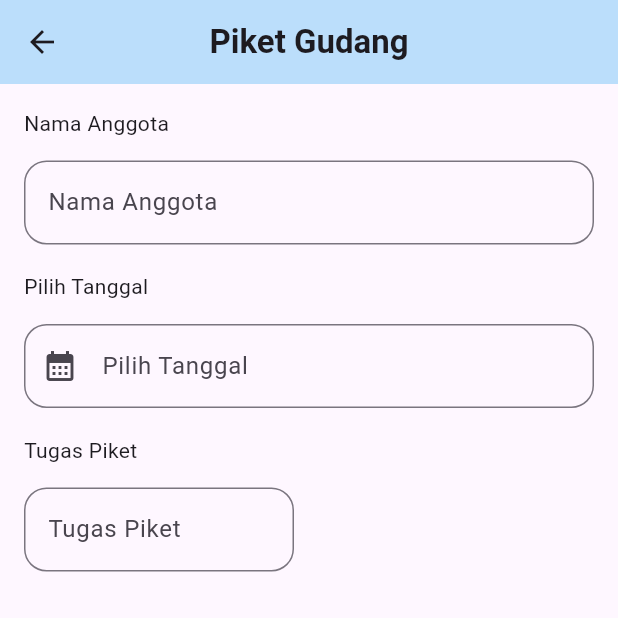
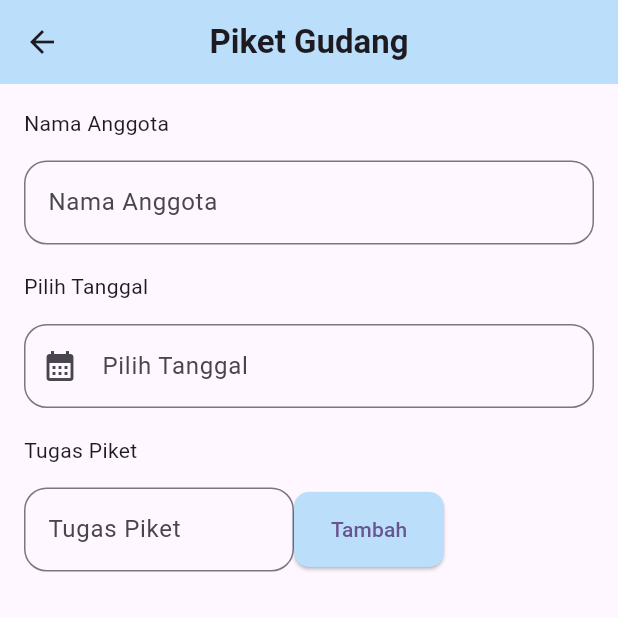
Before and after one commit to namira121/20220140081_UCP1Flutter, a Flutter app: the DataPiket screen opened directly with empty values, on a phone screen of 412 x 824 dp, the top half of it. Run offline on Flutter 3.47's test engine with Material 3 defaults, Android fonts, the phone set to English and light mode, and no system bars.

Commit message:
membuat fungsi adddata dan membuat button tambah

```diff
--- a/lib/data_piket.dart
+++ b/lib/data_piket.dart
@@ -15,6 +15,8 @@ class _DataPiketState extends State<DataPiket> {
   final TextEditingController emailController = TextEditingController();
   final TextEditingController tanggalController = TextEditingController();
   final TextEditingController tugasController = TextEditingController();
+  List<Map<String,String>> listTugas = [];
+
 
   // @override
   // void initState() {
@@ -22,6 +24,16 @@ class _DataPiketState extends State<DataPiket> {
   //   super.initState();
   //   emailController = TextEditingController(text: widget.email);
   // }
+  void addData(){
+    setState(() {
+      listTugas.add({
+        "task" : tugasController.text,
+        "date" : tanggalController.text,
+      });
+      tugasController.clear();
+      tanggalController.clear();
+    });
+  }
 
   DateTime selectedDate = DateTime.now();
 
@@ -102,7 +114,19 @@ class _DataPiketState extends State<DataPiket> {
                       ),
                       constraints: BoxConstraints.tightFor(width: 180)
                     ),
-                  )
+                  ),
+                  ElevatedButton(
+                    style: ElevatedButton.styleFrom(
+                      backgroundColor: Colors.blue.shade100,
+                      shape: RoundedRectangleBorder(
+                        borderRadius: BorderRadius.circular(10)
+                      ),
+                      fixedSize: Size(100, 50)
+                    ),
+                    onPressed: (){
+
+                    },
+                    child: Text('Tambah'))
                 ],
               )
             ],
```
